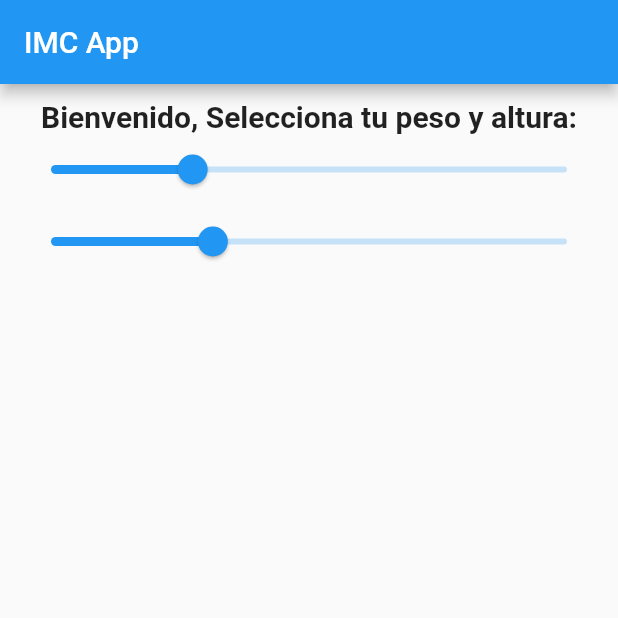
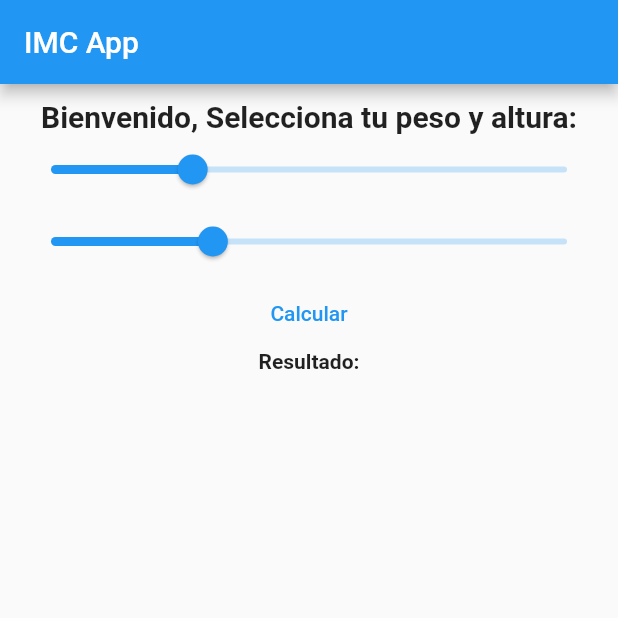
Before and after one commit to sabinokari/examen_parcial, a Flutter app: the screen it shows after launch, on a phone screen of 412 x 824 dp, the top half of it. Run offline on Flutter 3.47's test engine with Material 2 defaults, Android fonts, the phone set to English and light mode, and no system bars.

Commit message:
examen_parcial

```diff
--- a/lib/parcial.dart
+++ b/lib/parcial.dart
@@ -51,6 +51,20 @@ class _Examen_State extends State<Examen_parcial> {
                 setState(() {});
               },
             ),
+            TextButton(
+              onPressed: () {
+                print("Button pressed");
+              },
+              child: Text("Calcular"),
+            ),
+            Text(
+              "Resultado:",
+              style: TextStyle(
+                fontSize: 14.0,
+                fontWeight:
+                    isTitleBold == true ? FontWeight.bold : FontWeight.normal,
+              ),
+            ),
           ],
         ),
       ),
```
